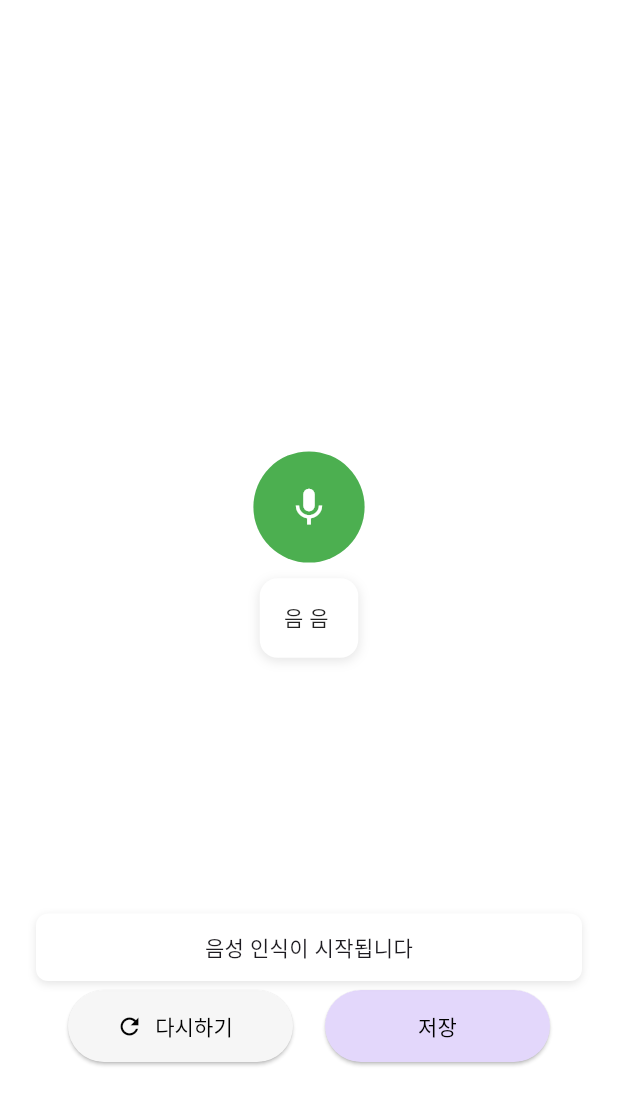
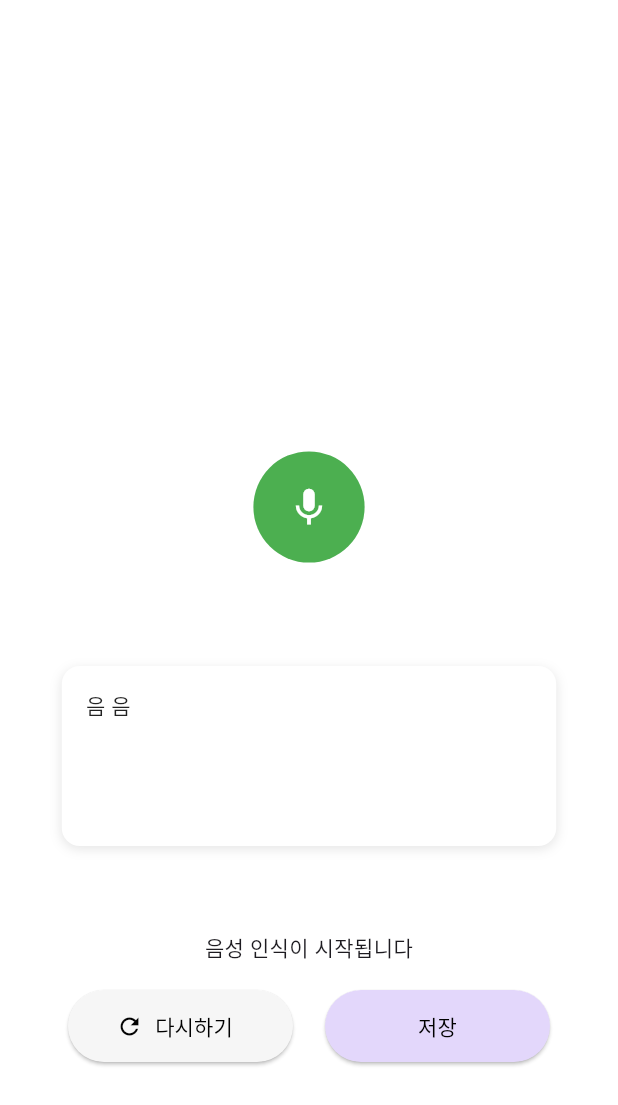
Before and after one commit to fufckddl/Sorimoi, a Flutter app: the VoiceRecognitionScreen screen opened by its route, after a tap on the "mic" icon, on a phone screen of 412 x 824 dp. Shown: the top 1105 px of the screen. Run offline on Flutter 3.47's test engine with Material 3 defaults, Android fonts, the light colour scheme and no system bars; missing offline and left inert: mysql_client.

Commit message:
음성인식 실시간인식 레이어 분리

```diff
--- a/lib/voice_recognition.dart
+++ b/lib/voice_recognition.dart
@@ -141,12 +141,14 @@ class _VoiceRecognitionScreenState extends State<VoiceRecognitionScreen>
               ),
             ),
 
-            /// 🧾 음성 인식 텍스트 레이어 (중앙)
+            /// 🧾 음성 인식 텍스트 레이어 (아래로 이동하여 마이크 아래에 위치)
             if (recognizedText.isNotEmpty)
-              Align(
-                alignment: Alignment.center,
+              Positioned(
+                bottom: 260,
+                left: MediaQuery.of(context).size.width * 0.1,
+                right: MediaQuery.of(context).size.width * 0.1,
                 child: Container(
-                  margin: const EdgeInsets.symmetric(horizontal: 24),
+                  height: 120,
                   padding: const EdgeInsets.all(16),
                   decoration: BoxDecoration(
                     color: Colors.white,
@@ -159,14 +161,16 @@ class _VoiceRecognitionScreenState extends State<VoiceRecognitionScreen>
                       ),
                     ],
                   ),
-                  child: Text(
-                    recognizedText,
-                    style: const TextStyle(fontSize: 14, color: Colors.black87),
+                  child: SingleChildScrollView(
+                    child: Text(
+                      recognizedText,
+                      style: const TextStyle(fontSize: 14, color: Colors.black87),
+                    ),
                   ),
                 ),
               ),
 
-            /// 🧾 메시지 레이어 (하단 버튼 위)
+            /// 🧾 메시지 레이어 (하단 버튼 위, 그림자 제거)
             if (message.isNotEmpty)
               Positioned(
                 bottom: 170,
@@ -177,13 +181,6 @@ class _VoiceRecognitionScreenState extends State<VoiceRecognitionScreen>
                   decoration: BoxDecoration(
                     color: Colors.white,
                     borderRadius: BorderRadius.circular(8),
-                    boxShadow: [
-                      BoxShadow(
-                        color: Colors.black.withOpacity(0.1),
-                        blurRadius: 4,
-                        offset: const Offset(0, 2),
-                      ),
-                    ],
                   ),
                   child: Text(
                     message,
```
